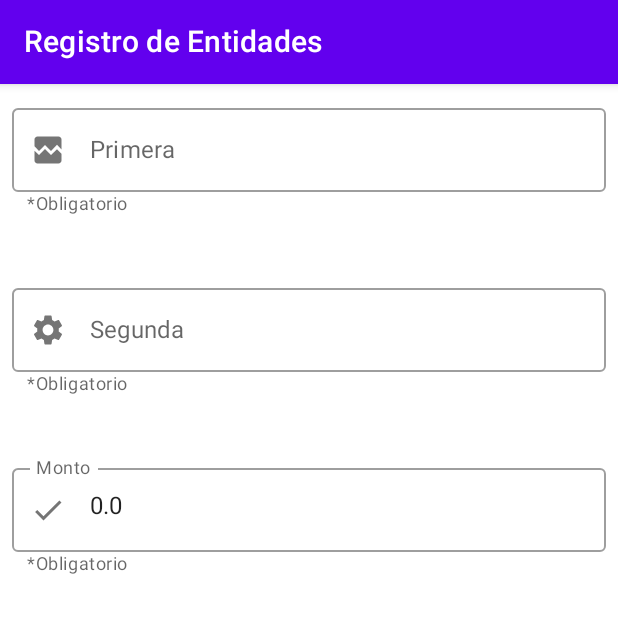
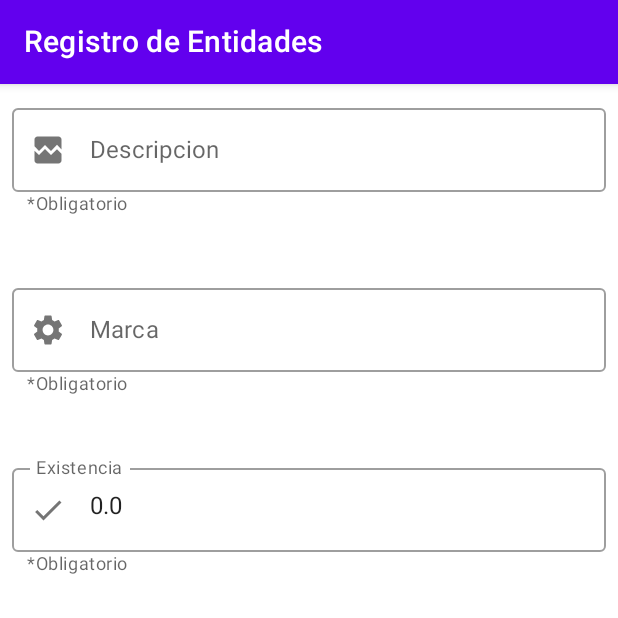
Before and after one commit to renydiaz02/P1-Reny, an Android app built with Jetpack Compose: the RegistroScreen screen opened through its navigation route, on a phone screen of 412 x 824 dp, the top half of it. Run offline under Robolectric (Android 15) with nearby library versions, the phone set to English and light mode, and no system bars; our stand-ins replace Dagger/Hilt's generated code; 1 statement that could not run was skipped.

Commit message:
renombrando en el registroscreen

```diff
--- a/app/src/main/java/edu/ucne/p1_reny/ui/RegistroScreen.kt
+++ b/app/src/main/java/edu/ucne/p1_reny/ui/RegistroScreen.kt
@@ -85,7 +85,7 @@ fun RegistroScreen(
                 onValueChange = {viewModel.primera = it},
                 modifier = Modifier.fillMaxWidth(),
                 label = {
-                    Text(text = "Primera")
+                    Text(text = "Descripcion")
                 },
                 leadingIcon = {
                     Icon(
@@ -103,7 +103,7 @@ fun RegistroScreen(
                 onValueChange = {viewModel.segunda = it},
                 modifier = Modifier.fillMaxWidth(),
                 label = {
-                    Text(text = "Segunda")
+                    Text(text = "Marca")
                 },
                 leadingIcon = {
                     Icon(
@@ -120,7 +120,7 @@ fun RegistroScreen(
                 onValueChange = {viewModel.tercera = it.toDouble()},
                 modifier = Modifier.fillMaxWidth(),
                 label = {
-                    Text(text = "Monto")
+                    Text(text = "Existencia")
                 },
                 leadingIcon = {
                     Icon(
```
